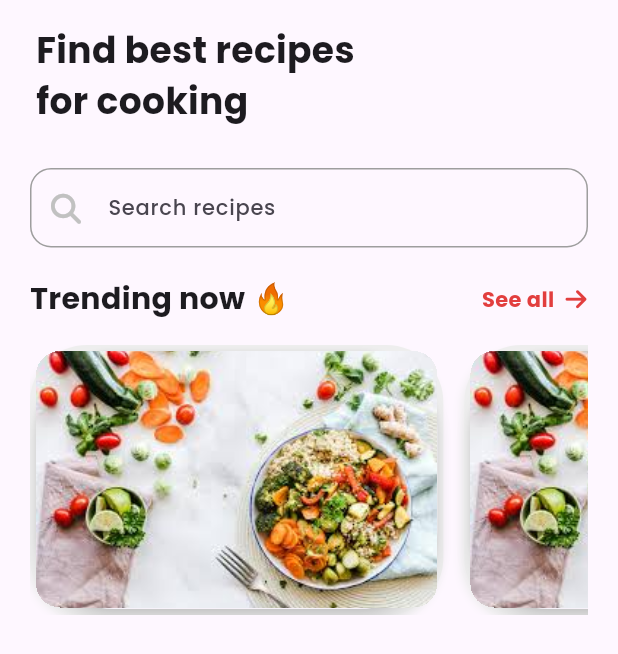
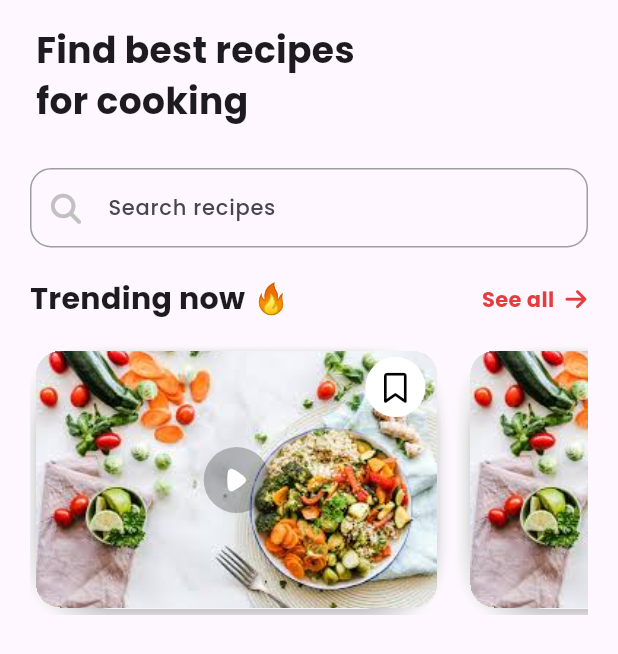
Before and after one commit to HazemAhmed677/reciply-app, a Flutter app: the screen it shows after launch, on a phone screen of 412 x 824 dp. Shown: the top 654 px of the screen. Run offline on Flutter 3.47's test engine with Material 3 defaults, Android fonts, the phone set to English and light mode, and no system bars; our stand-ins replace device_preview, flutter_svg, font_awesome_flutter, go_router.

Commit message:
complete all cards elements

```diff
--- a/lib/features/home/data/presentation/views/widgets/featured_trending_now.dart
+++ b/lib/features/home/data/presentation/views/widgets/featured_trending_now.dart
@@ -1,7 +1,4 @@
 import 'package:flutter/material.dart';
-import 'package:font_awesome_flutter/font_awesome_flutter.dart';
-import 'package:reciply/core/utils/app_colors.dart';
-import 'package:reciply/core/utils/app_styles.dart';
 import 'package:reciply/features/home/data/presentation/views/widgets/featured_trending_list_view.dart';
 import 'package:reciply/features/home/data/presentation/views/widgets/trending_now_word,.dart';
 
--- a/lib/features/home/data/presentation/views/widgets/home_view_body.dart
+++ b/lib/features/home/data/presentation/views/widgets/home_view_body.dart
@@ -1,5 +1,4 @@
 import 'package:flutter/material.dart';
-import 'package:reciply/constants.dart';
 import 'package:reciply/features/home/data/presentation/views/widgets/featured_trending_now.dart';
 import 'package:reciply/features/home/data/presentation/views/widgets/home_top_section.dart';
 
@@ -8,19 +7,13 @@ class HomeViewBody extends StatelessWidget {
 
   @override
   Widget build(BuildContext context) {
-    return SafeArea(
-      child: CustomScrollView(slivers: [
-        const HomeTopSection(),
-        const FeaturedTrendingNow(),
-        // SliverToBoxAdapter(
-        //   child: AspectRatio(
-        //     aspectRatio: 280 / 180,
-        //     child: Image.asset(
-        //       testImage,
-        //     ),
-        //   ),
-        // ),
-      ]),
+    return const SafeArea(
+      child: CustomScrollView(
+        slivers: [
+          HomeTopSection(),
+          FeaturedTrendingNow(),
+        ],
+      ),
     );
   }
 }
--- a/lib/features/home/data/presentation/views/widgets/treanding_card.dart
+++ b/lib/features/home/data/presentation/views/widgets/treanding_card.dart
@@ -1,16 +1,27 @@
 import 'package:flutter/material.dart';
+import 'package:flutter_svg/svg.dart';
+import 'package:font_awesome_flutter/font_awesome_flutter.dart';
 import 'package:reciply/constants.dart';
+import 'package:reciply/core/utils/app_colors.dart';
 
-class TreandingCard extends StatelessWidget {
+class TreandingCard extends StatefulWidget {
   const TreandingCard({super.key});
 
+  @override
+  State<TreandingCard> createState() => _TreandingCardState();
+}
+
+class _TreandingCardState extends State<TreandingCard> {
+  bool flag = false;
   @override
   Widget build(BuildContext context) {
     return SizedBox(
       height: 180,
-      child: Container(
+      child: Stack(
+        alignment: Alignment.center,
+        children: [
+          Container(
             decoration: BoxDecoration(
-          color: Colors.grey.shade200,
               borderRadius: BorderRadius.circular(38),
               boxShadow: [
                 BoxShadow(
@@ -51,6 +62,40 @@ class TreandingCard extends StatelessWidget {
               ),
             ),
           ),
+          Positioned(
+            top: 8,
+            right: 12,
+            child: CircleAvatar(
+              backgroundColor: AppColors.white,
+              child: InkWell(
+                onTap: () {
+                  flag = !flag;
+                  setState(() {});
+                },
+                child: Icon(
+                  (!flag)
+                      ? FontAwesomeIcons.bookmark
+                      : FontAwesomeIcons.solidBookmark,
+                  color: Colors.black,
+                  size: 20,
+                ),
+              ),
+            ),
+          ),
+          GestureDetector(
+            onTap: () {},
+            child: Center(
+              child: CircleAvatar(
+                radius: 22,
+                backgroundColor: const Color(
+                  0xff303030,
+                ).withOpacity(0.3),
+                child: SvgPicture.asset('assets/images/Play.svg'),
+              ),
+            ),
+          ),
+        ],
+      ),
     );
   }
 }
```
Also changed, not shown: assets/images/Play.svg (added), assets/images/test.png (deleted), assets/images/test.svg (deleted). Lines whose indentation alone changed are shown as unchanged.
